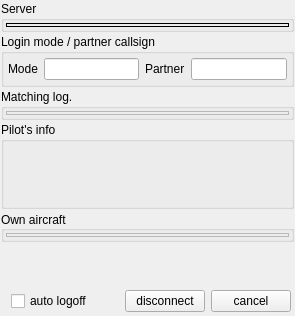
The window that src/blackgui/components/loginoverviewcomponent.ui (swift-project/pilotclient) describes before a commit, drawn with Qt 5.
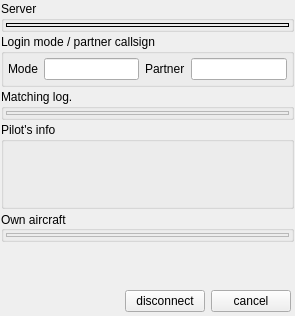
The same window after the commit. Custom widgets are drawn as their Qt base class.

Diff of the .ui file:
```diff
--- a/src/blackgui/components/loginoverviewcomponent.ui
+++ b/src/blackgui/components/loginoverviewcomponent.ui
@@ -272,16 +272,6 @@
         </property>
        </widget>
       </item>
-      <item row="1" column="0">
-       <widget class="QCheckBox" name="cb_AutoLogoff">
-        <property name="toolTip">
-         <string>automatically logoff when simulator changes or appears crashed</string>
-        </property>
-        <property name="text">
-         <string>auto logoff</string>
-        </property>
-       </widget>
-      </item>
      </layout>
     </widget>
    </item>
```
Left out of the diff: 1 changed line with no effect on the pictures.
